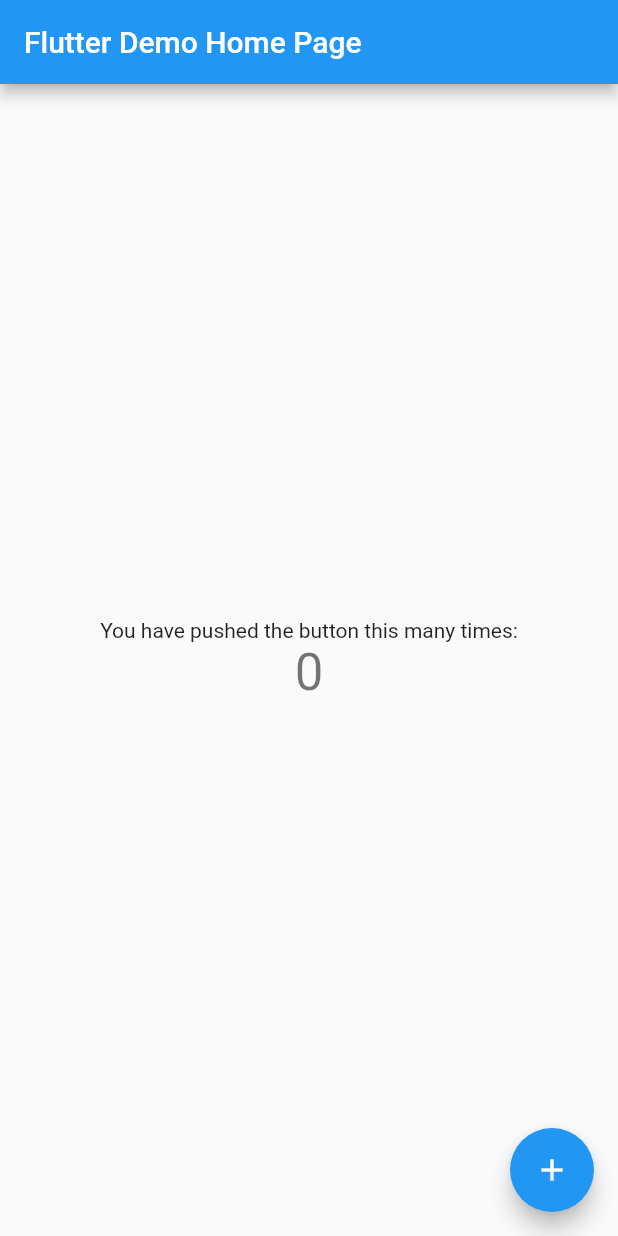
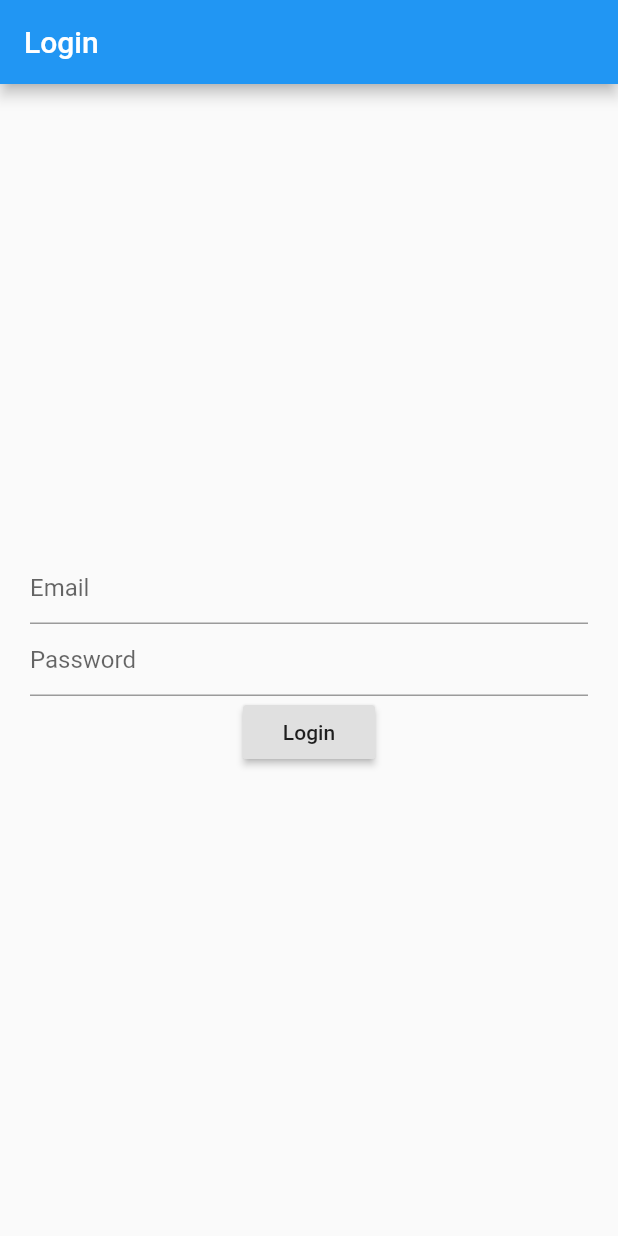
Before and after one commit to fringers/hy-visa, a Flutter app: the screen it shows after launch, on a phone screen of 412 x 824 dp. Run offline on Flutter 3.47's test engine with Material 2 defaults, Android fonts, the phone set to English and light mode, and no system bars; our stand-ins replace firebase_auth; accounts and stored records are empty.

```diff
--- a/lib/main.dart
+++ b/lib/main.dart
@@ -1,32 +1,24 @@
 import 'package:flutter/material.dart';
+import 'package:firebase_auth/firebase_auth.dart';
 
-void main() => runApp(MyApp());
+void main() => runApp(HyVisaApp());
 
-class MyApp extends StatelessWidget {
+class HyVisaApp extends StatelessWidget {
   // This widget is the root of your application.
   @override
   Widget build(BuildContext context) {
     return MaterialApp(
-      title: 'Flutter Demo',
+      title: 'HackYeah Visa',
       theme: ThemeData(
-        // This is the theme of your application.
-        //
-        // Try running your application with "flutter run". You'll see the
-        // application has a blue toolbar. Then, without quitting the app, try
-        // changing the primarySwatch below to Colors.green and then invoke
-        // "hot reload" (press "r" in the console where you ran "flutter run",
-        // or simply save your changes to "hot reload" in a Flutter IDE).
-        // Notice that the counter didn't reset back to zero; the application
-        // is not restarted.
         primarySwatch: Colors.blue,
       ),
-      home: MyHomePage(title: 'Flutter Demo Home Page'),
+      home: LoginPage(title: 'Login'),
     );
   }
 }
 
-class MyHomePage extends StatefulWidget {
-  MyHomePage({Key key, this.title}) : super(key: key);
+class LoginPage extends StatefulWidget {
+  LoginPage({Key key, this.title}) : super(key: key);
 
   // This widget is the home page of your application. It is stateful, meaning
   // that it has a State object (defined below) that contains fields that affect
@@ -40,21 +32,25 @@ class MyHomePage extends StatefulWidget {
   final String title;
 
   @override
-  _MyHomePageState createState() => _MyHomePageState();
+  _LoginPageState createState() => _LoginPageState();
 }
 
-class _MyHomePageState extends State<MyHomePage> {
-  int _counter = 0;
+class _LoginPageState extends State<LoginPage> {
+  final FirebaseAuth _auth = FirebaseAuth.instance;
 
-  void _incrementCounter() {
-    setState(() {
-      // This call to setState tells the Flutter framework that something has
-      // changed in this State, which causes it to rerun the build method below
-      // so that the display can reflect the updated values. If we changed
-      // _counter without calling setState(), then the build method would not be
-      // called again, and so nothing would appear to happen.
-      _counter++;
-    });
+  String _email = '';
+  String _password = '';
+
+  Future<FirebaseUser> _handleSignIn() async {
+    FirebaseUser user = await _auth.currentUser();
+    if (user == null) {
+      user = await _auth.signInWithEmailAndPassword(
+        email: _email,
+        password: _password,
+      );
+    }
+    print("signed in " + user.email);
+    return user;
   }
 
   @override
@@ -67,45 +63,44 @@ class _MyHomePageState extends State<MyHomePage> {
     // than having to individually change instances of widgets.
     return Scaffold(
       appBar: AppBar(
-        // Here we take the value from the MyHomePage object that was created by
-        // the App.build method, and use it to set our appbar title.
         title: Text(widget.title),
       ),
-      body: Center(
-        // Center is a layout widget. It takes a single child and positions it
-        // in the middle of the parent.
+      body: Container(
+        padding: new EdgeInsets.all(20.0),
         child: Column(
-          // Column is also layout widget. It takes a list of children and
-          // arranges them vertically. By default, it sizes itself to fit its
-          // children horizontally, and tries to be as tall as its parent.
-          //
-          // Invoke "debug painting" (press "p" in the console, choose the
-          // "Toggle Debug Paint" action from the Flutter Inspector in Android
-          // Studio, or the "Toggle Debug Paint" command in Visual Studio Code)
-          // to see the wireframe for each widget.
-          //
-          // Column has various properties to control how it sizes itself and
-          // how it positions its children. Here we use mainAxisAlignment to
-          // center the children vertically; the main axis here is the vertical
-          // axis because Columns are vertical (the cross axis would be
-          // horizontal).
           mainAxisAlignment: MainAxisAlignment.center,
           children: <Widget>[
-            Text(
-              'You have pushed the button this many times:',
+            TextField(
+              decoration: InputDecoration(
+                hintText: 'Email',
+              ),
+              keyboardType: TextInputType.emailAddress,
+              onChanged: (String value) {
+                this._email = value;
+              }
             ),
-            Text(
-              '$_counter',
-              style: Theme.of(context).textTheme.display1,
+            TextField(
+              decoration: InputDecoration(
+                hintText: 'Password'
+              ),
+              obscureText: true,
+              onChanged: (String value) {
+                this._password = value;
+              },
             ),
+            RaisedButton(
+              child: Text('Login'),
+              onPressed: () {
+                // Perform some action
+                print('Login: ' + this._email + " " + this._password);
+                _handleSignIn()
+                    .then((FirebaseUser user) => print(user))
+                    .catchError((e) => print(e));
+              },
+            )
           ],
         ),
-      ),
-      floatingActionButton: FloatingActionButton(
-        onPressed: _incrementCounter,
-        tooltip: 'Increment',
-        child: Icon(Icons.add),
-      ), // This trailing comma makes auto-formatting nicer for build methods.
+      ),// This trailing comma makes auto-formatting nicer for build methods.
     );
   }
 }
--- a/pubspec.yaml
+++ b/pubspec.yaml
@@ -15,6 +15,9 @@ environment:
 dependencies:
   flutter:
     sdk: flutter
+  firebase_core: ^0.2.5
+  firebase_auth: ^0.6.6
+  firebase_database: 1.0.5
 
   # The following adds the Cupertino Icons font to your application.
   # Use with the CupertinoIcons class for iOS style icons.
```
Also changed, not shown: 2 other files.
